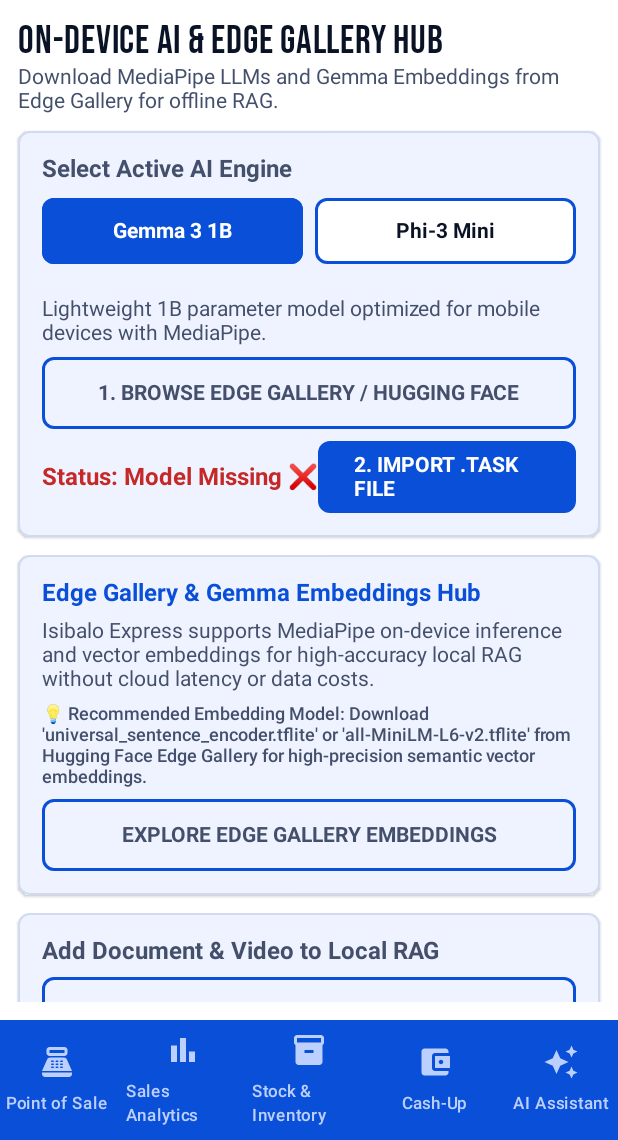
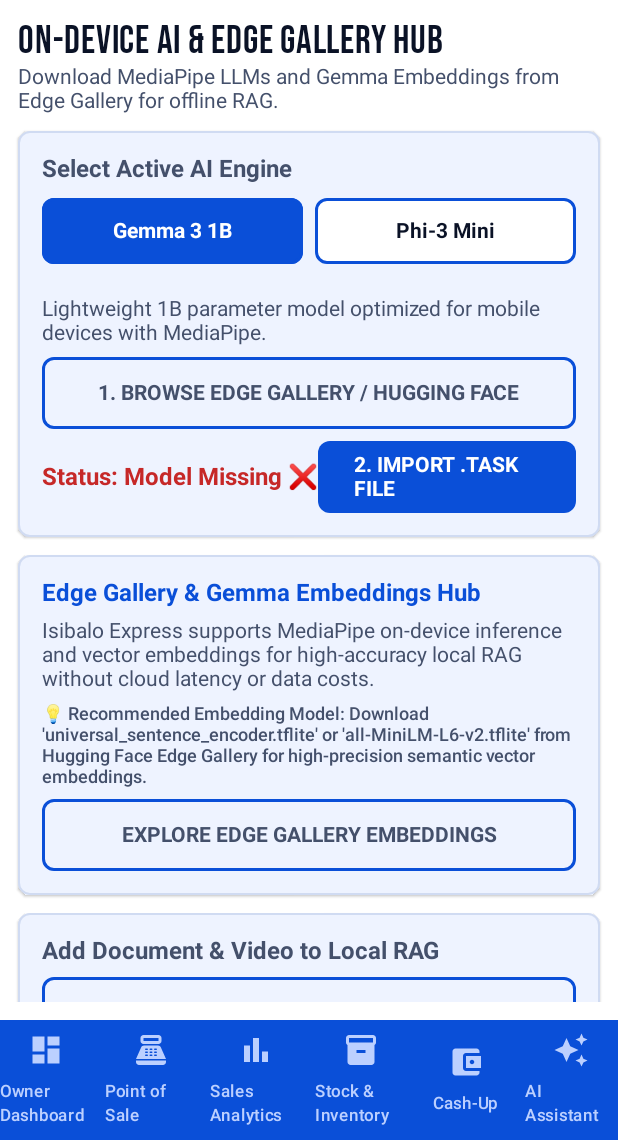
Before and after one commit to Khetha22/IsibaloExpressMerchant, an Android app built with Jetpack Compose: the AiSetupScreen screen opened through its navigation route, on a phone screen of 412 x 824 dp, the part 96-1236 px from its top. Run offline under Robolectric (Android 15) with nearby library versions, the phone set to English and light mode, and no system bars; our stand-ins replace Room's generated code; libraries missing offline, so code that uses them is left out: com.google.mediapipe.tasks.

Commit message:
Add in-app Owner Dashboard screen with direct audited PDF financial statement export and sharing

```diff
--- a/app/src/main/java/za/co/hbtechinc/isibalo/AppViewModelProvider.kt
+++ b/app/src/main/java/za/co/hbtechinc/isibalo/AppViewModelProvider.kt
@@ -15,6 +15,7 @@ import za.co.hbtechinc.isibalo.ui.petty_cash.PettyCashViewModel
 import za.co.hbtechinc.isibalo.ui.pos.PosViewModel
 import za.co.hbtechinc.isibalo.ui.reports.FinancialReportViewModel
 import za.co.hbtechinc.isibalo.ui.reports.StockTakeViewModel
+import za.co.hbtechinc.isibalo.ui.dashboard.OwnerDashboardViewModel
 import za.co.hbtechinc.isibalo.ui.sales.SalesViewModel
 import za.co.hbtechinc.isibalo.ui.staff.StaffViewModel
 import za.co.hbtechinc.isibalo.ui.statements.FinancialStatementViewModel
@@ -42,5 +43,6 @@ object AppViewModelProvider {
         initializer { FinancialStatementViewModel(app().container.repository) }
         initializer { StaffViewModel(app().container.repository) }
         initializer { WhatsAppLogViewModel(app().container.repository) }
+        initializer { OwnerDashboardViewModel(app(), app().container.repository) }
     }
 }
--- a/app/src/main/java/za/co/hbtechinc/isibalo/ui/AppNav.kt
+++ b/app/src/main/java/za/co/hbtechinc/isibalo/ui/AppNav.kt
@@ -23,6 +23,7 @@ import androidx.compose.material.icons.filled.AutoAwesome
 import androidx.compose.material.icons.filled.BarChart
 import androidx.compose.material.icons.filled.BrightnessAuto
 import androidx.compose.material.icons.filled.ChevronLeft
+import androidx.compose.material.icons.filled.Dashboard
 import androidx.compose.material.icons.filled.DarkMode
 import androidx.compose.material.icons.filled.Description
 import androidx.compose.material.icons.filled.Group
@@ -79,6 +80,7 @@ import za.co.hbtechinc.isibalo.ui.ai_setup.AiSetupScreen
 import za.co.hbtechinc.isibalo.ui.assistant.AssistantScreen
 import za.co.hbtechinc.isibalo.ui.cashup.CashUpScreen
 import za.co.hbtechinc.isibalo.ui.credit.CreditScreen
+import za.co.hbtechinc.isibalo.ui.dashboard.OwnerDashboardScreen
 import za.co.hbtechinc.isibalo.ui.expenses.ExpenseScreen
 import za.co.hbtechinc.isibalo.ui.loans.LoanScreen
 import za.co.hbtechinc.isibalo.ui.media.MediaSearchScreen
@@ -97,6 +99,7 @@ import za.co.hbtechinc.isibalo.ui.whatsapp_log.WhatsAppLogScreen
 import kotlinx.coroutines.launch
 
 private enum class NavDestination(val route: String, val label: String, val icon: ImageVector, val inBottomBar: Boolean = true) {
+    OwnerDashboard("ownerdashboard", "Owner Dashboard", Icons.Filled.Dashboard, true),
     Sell("sell", "Point of Sale", Icons.Filled.PointOfSale, true),
     Sales("sales", "Sales Analytics", Icons.Filled.BarChart, true),
     Stock("stock", "Stock & Inventory", Icons.Filled.Inventory2, true),
@@ -229,7 +232,7 @@ private fun AppDrawerContent(
 fun MainScaffold(themeMode: ThemeMode, onTheme: (ThemeMode) -> Unit) {
     val nav = rememberNavController()
     val entry by nav.currentBackStackEntryAsState()
-    val current = NavDestination.entries.firstOrNull { it.route == entry?.destination?.route } ?: NavDestination.Sell
+    val current = NavDestination.entries.firstOrNull { it.route == entry?.destination?.route } ?: NavDestination.OwnerDashboard
 
     val drawerState = rememberDrawerState(initialValue = DrawerValue.Closed)
     val scope = rememberCoroutineScope()
@@ -305,7 +308,8 @@ fun MainScaffold(themeMode: ThemeMode, onTheme: (ThemeMode) -> Unit) {
                     }
                 }
             ) { pad ->
-                NavHost(nav, startDestination = NavDestination.Sell.route, modifier = Modifier.padding(pad)) {
+                NavHost(nav, startDestination = NavDestination.OwnerDashboard.route, modifier = Modifier.padding(pad)) {
+                    composable(NavDestination.OwnerDashboard.route) { OwnerDashboardScreen() }
                     composable(NavDestination.Sell.route) { PosScreen() }
                     composable(NavDestination.Sales.route) { SalesScreen() }
                     composable(NavDestination.Stock.route) { StockScreen() }
--- /dev/null
+++ b/app/src/main/java/za/co/hbtechinc/isibalo/ui/dashboard/OwnerDashboardScreen.kt
@@ -0,0 +1,122 @@
+package za.co.hbtechinc.isibalo.ui.dashboard
+
+import androidx.compose.foundation.layout.Arrangement
+import androidx.compose.foundation.layout.Column
+import androidx.compose.foundation.layout.PaddingValues
+import androidx.compose.foundation.layout.Row
+import androidx.compose.foundation.layout.fillMaxSize
+import androidx.compose.foundation.layout.fillMaxWidth
+import androidx.compose.foundation.layout.padding
+import androidx.compose.foundation.lazy.LazyColumn
+import androidx.compose.material.icons.Icons
+import androidx.compose.material.icons.filled.CloudSync
+import androidx.compose.material.icons.filled.Warning
+import androidx.compose.material3.Icon
+import androidx.compose.material3.MaterialTheme
+import androidx.compose.material3.Text
+import androidx.compose.runtime.Composable
+import androidx.compose.runtime.getValue
+import androidx.compose.ui.Alignment
+import androidx.compose.ui.Modifier
+import androidx.compose.ui.platform.LocalContext
+import androidx.compose.ui.text.font.FontWeight
+import androidx.compose.ui.unit.dp
+import androidx.lifecycle.compose.collectAsStateWithLifecycle
+import androidx.lifecycle.viewmodel.compose.viewModel
+import za.co.hbtechinc.isibalo.AppViewModelProvider
+import za.co.hbtechinc.isibalo.ui.components.SquareButton
+import za.co.hbtechinc.isibalo.ui.components.SquareCard
+import za.co.hbtechinc.isibalo.util.PdfReportGenerator
+import za.co.hbtechinc.isibalo.util.rands
+
+@Composable
+fun OwnerDashboardScreen(vm: OwnerDashboardViewModel = viewModel(factory = AppViewModelProvider.Factory)) {
+    val state by vm.state.collectAsStateWithLifecycle()
+    val context = LocalContext.current
+    val cs = MaterialTheme.colorScheme
+
+    LazyColumn(
+        modifier = Modifier.fillMaxSize(),
+        contentPadding = PaddingValues(12.dp),
+        verticalArrangement = Arrangement.spacedBy(8.dp)
+    ) {
+        item {
+            SquareCard(Modifier.fillMaxWidth(), color = cs.primary) {
+                Column(Modifier.padding(16.dp), verticalArrangement = Arrangement.spacedBy(4.dp)) {
+                    Text("Owner Live Business Dashboard", color = cs.onPrimary, style = MaterialTheme.typography.labelLarge)
+                    Text(state.totalRevenue.rands(), color = cs.onPrimary, style = MaterialTheme.typography.headlineMedium)
+                    Text("Today's Net Profit: ${state.netProfit.rands()}  •  ${state.todaySales.size} Transactions", color = cs.onPrimary.copy(alpha = 0.9f), style = MaterialTheme.typography.bodyMedium)
+                }
+            }
+        }
+
+        item {
+            SquareButton(
+                text = "📄 GENERATE & SHARE AUDITED PDF STATEMENT",
+                onClick = {
+                    val pdfFile = PdfReportGenerator.generateFinancialStatementPdf(
+                        context = context,
+                        totalRevenueCents = state.totalRevenue,
+                        totalExpensesCents = state.todayExpenses,
+                        netProfitCents = state.netProfit,
+                        stockValuationCents = state.stockItems.sumOf { it.priceCents * it.quantity },
+                        outstandingTabsCents = 0L,
+                        paymentTotals = state.paymentTotals
+                    )
+                    if (pdfFile != null) {
+                        PdfReportGenerator.sharePdf(context, pdfFile, "Owner Dashboard Financial Statement")
+                    }
+                },
+                modifier = Modifier.fillMaxWidth()
+            )
+        }
+
+        item {
+            SquareCard(Modifier.fillMaxWidth()) {
+                Row(Modifier.padding(12.dp), verticalAlignment = Alignment.CenterVertically) {
+                    Icon(Icons.Filled.CloudSync, null, tint = cs.primary, modifier = Modifier.padding(end = 12.dp))
+                    Column(Modifier.weight(1f)) {
+                        Text("Cloud Backend Synchronization", fontWeight = FontWeight.Bold)
+                        Text(
+                            if (state.pendingSyncCount == 0) "All records synced with hbtechinc.co.za" else "${state.pendingSyncCount} records pending sync",
+                            style = MaterialTheme.typography.bodyMedium, color = cs.onSurfaceVariant
+                        )
+                    }
+                    SquareButton("SYNC NOW", vm::syncNow)
+                }
+            }
+        }
+
+        if (state.lowStockCount > 0 || state.expiredCount > 0) {
+            item {
+                SquareCard(Modifier.fillMaxWidth(), color = cs.errorContainer) {
+                    Row(Modifier.padding(12.dp), verticalAlignment = Alignment.CenterVertically) {
+                        Icon(Icons.Filled.Warning, null, tint = cs.onErrorContainer, modifier = Modifier.padding(end = 12.dp))
+                        Column {
+                            Text("Inventory Health Alerts", fontWeight = FontWeight.Bold, color = cs.onErrorContainer)
+                            Text("${state.lowStockCount} items low in stock  •  ${state.expiredCount} items expiring/expired", color = cs.onErrorContainer, style = MaterialTheme.typography.bodyMedium)
+                        }
+                    }
+                }
+            }
+        }
+
+        item {
+            SquareCard(Modifier.fillMaxWidth()) {
+                Column(Modifier.padding(16.dp), verticalArrangement = Arrangement.spacedBy(8.dp)) {
+                    Text("Sales by Payment Method", fontWeight = FontWeight.Bold)
+                    if (state.paymentTotals.isEmpty()) {
+                        Text("No sales recorded today.", color = cs.onSurfaceVariant)
+                    } else {
+                        state.paymentTotals.forEach { pt ->
+                            Row(Modifier.fillMaxWidth(), horizontalArrangement = Arrangement.SpaceBetween) {
+                                Text(pt.method.label)
+                                Text(pt.total.rands(), fontWeight = FontWeight.Bold)
+                            }
+                        }
+                    }
+                }
+            }
+        }
+    }
+}
--- /dev/null
+++ b/app/src/main/java/za/co/hbtechinc/isibalo/ui/dashboard/OwnerDashboardViewModel.kt
@@ -0,0 +1,49 @@
+package za.co.hbtechinc.isibalo.ui.dashboard
+
+import android.app.Application
+import androidx.lifecycle.ViewModel
+import androidx.lifecycle.viewModelScope
+import za.co.hbtechinc.isibalo.data.MethodTotal
+import za.co.hbtechinc.isibalo.data.Repository
+import za.co.hbtechinc.isibalo.data.Sale
+import za.co.hbtechinc.isibalo.data.StockItem
+import za.co.hbtechinc.isibalo.sync.SyncScheduler
+import kotlinx.coroutines.flow.SharingStarted
+import kotlinx.coroutines.flow.StateFlow
+import kotlinx.coroutines.flow.combine
+import kotlinx.coroutines.flow.stateIn
+
+data class OwnerDashboardState(
+    val todaySales: List<Sale> = emptyList(),
+    val paymentTotals: List<MethodTotal> = emptyList(),
+    val stockItems: List<StockItem> = emptyList(),
+    val pendingSyncCount: Int = 0,
+    val todayExpenses: Long = 0
+) {
+    val totalRevenue: Long get() = todaySales.sumOf { it.totalCents }
+    val netProfit: Long get() = totalRevenue - todayExpenses
+    val lowStockCount: Int get() = stockItems.count { it.isLow }
+    val expiredCount: Int get() = stockItems.count { it.isExpired || it.isExpiringSoon }
+}
+
+class OwnerDashboardViewModel(private val app: Application, repo: Repository) : ViewModel() {
+    private val wl = SharingStarted.WhileSubscribed(5000)
+
+    val state: StateFlow<OwnerDashboardState> = combine(
+        repo.todaySales(),
+        repo.todayTotals(),
+        repo.stock(),
+        repo.pendingSales(),
+        repo.todayExpenses()
+    ) { sales, totals, stock, pending, expenses ->
+        OwnerDashboardState(
+            todaySales = sales,
+            paymentTotals = totals,
+            stockItems = stock,
+            pendingSyncCount = pending,
+            todayExpenses = expenses ?: 0L
+        )
+    }.stateIn(viewModelScope, wl, OwnerDashboardState())
+
+    fun syncNow() = SyncScheduler.syncNow(app)
+}
```
